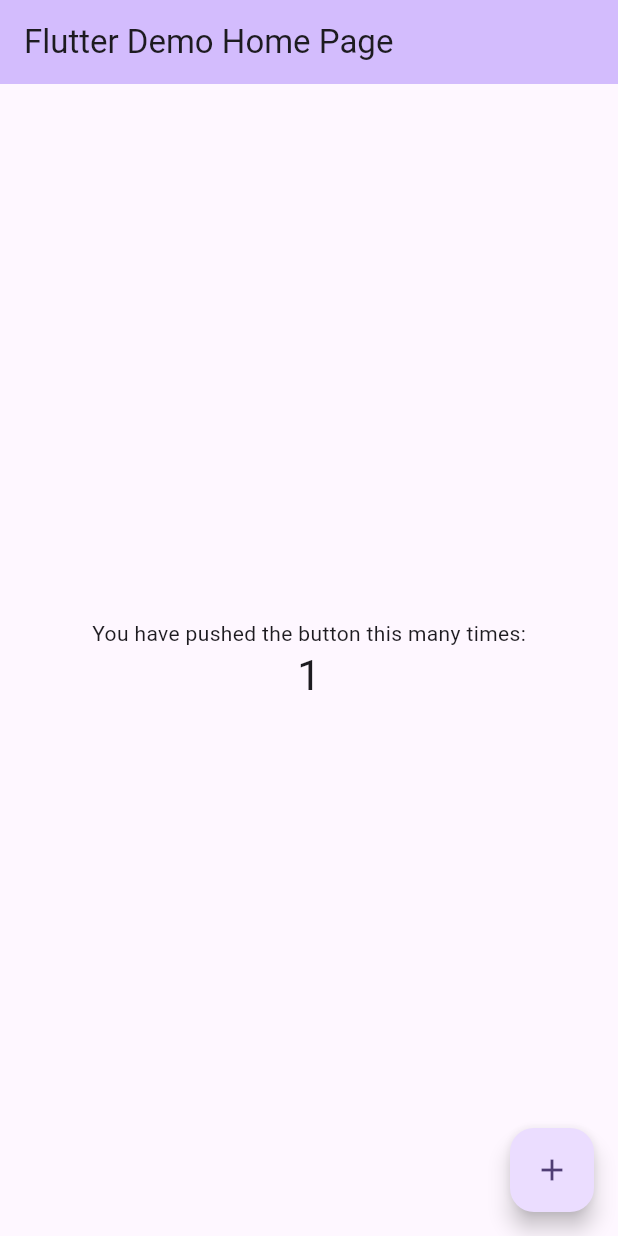
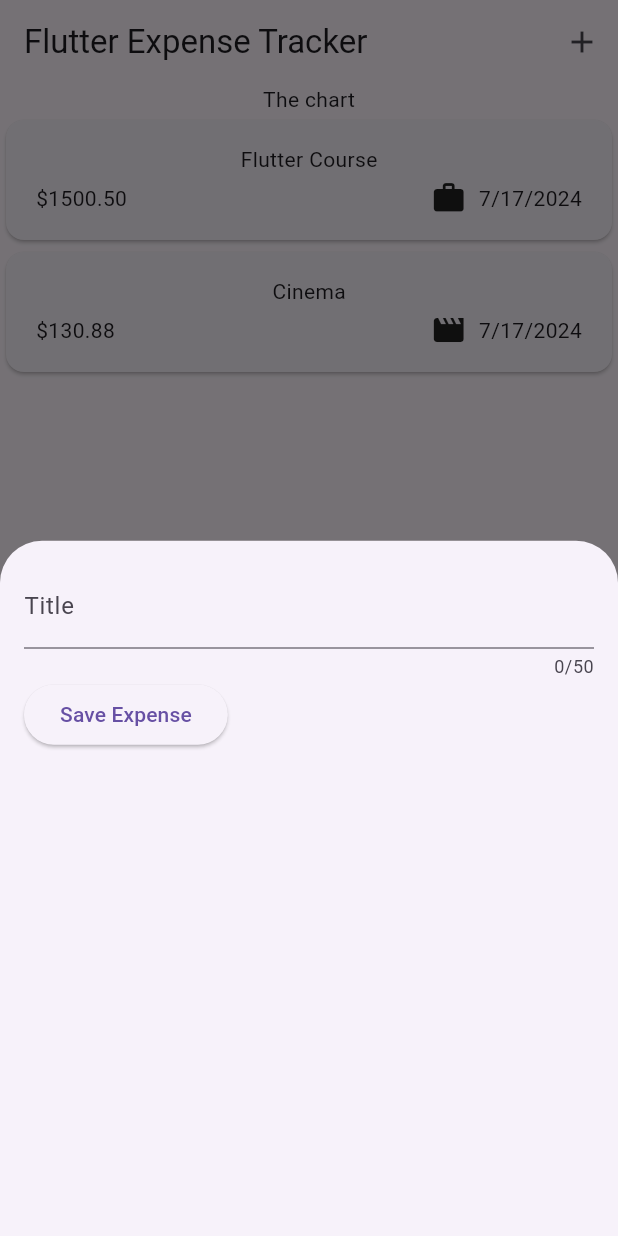
Before and after one commit to nanoosushi/expense-tracker-app, a Flutter app: the screen it shows after launch, after a tap on the "add" icon, on a phone screen of 412 x 824 dp. Run offline on Flutter 3.47's test engine with Material 3 defaults, Android fonts, the phone set to English and light mode, and no system bars.

Commit message:
adding expenses screen and new expense overlay

```diff
--- a/lib/main.dart
+++ b/lib/main.dart
@@ -1,125 +1,8 @@
+import 'package:expense_tracker_app/widgets/expenses.dart';
 import 'package:flutter/material.dart';
 
 void main() {
-  runApp(const MyApp());
+  runApp(const MaterialApp(
+    home: Expenses(),
+  ));
 }
-
-class MyApp extends StatelessWidget {
-  const MyApp({super.key});
-
-  // This widget is the root of your application.
-  @override
-  Widget build(BuildContext context) {
-    return MaterialApp(
-      title: 'Flutter Demo',
-      theme: ThemeData(
-        // This is the theme of your application.
-        //
-        // TRY THIS: Try running your application with "flutter run". You'll see
-        // the application has a purple toolbar. Then, without quitting the app,
-        // try changing the seedColor in the colorScheme below to Colors.green
-        // and then invoke "hot reload" (save your changes or press the "hot
-        // reload" button in a Flutter-supported IDE, or press "r" if you used
-        // the command line to start the app).
-        //
-        // Notice that the counter didn't reset back to zero; the application
-        // state is not lost during the reload. To reset the state, use hot
-        // restart instead.
-        //
-        // This works for code too, not just values: Most code changes can be
-        // tested with just a hot reload.
-        colorScheme: ColorScheme.fromSeed(seedColor: Colors.deepPurple),
-        useMaterial3: true,
-      ),
-      home: const MyHomePage(title: 'Flutter Demo Home Page'),
-    );
-  }
-}
-
-class MyHomePage extends StatefulWidget {
-  const MyHomePage({super.key, required this.title});
-
-  // This widget is the home page of your application. It is stateful, meaning
-  // that it has a State object (defined below) that contains fields that affect
-  // how it looks.
-
-  // This class is the configuration for the state. It holds the values (in this
-  // case the title) provided by the parent (in this case the App widget) and
-  // used by the build method of the State. Fields in a Widget subclass are
-  // always marked "final".
-
-  final String title;
-
-  @override
-  State<MyHomePage> createState() => _MyHomePageState();
-}
-
-class _MyHomePageState extends State<MyHomePage> {
-  int _counter = 0;
-
-  void _incrementCounter() {
-    setState(() {
-      // This call to setState tells the Flutter framework that something has
-      // changed in this State, which causes it to rerun the build method below
-      // so that the display can reflect the updated values. If we changed
-      // _counter without calling setState(), then the build method would not be
-      // called again, and so nothing would appear to happen.
-      _counter++;
-    });
-  }
-
-  @override
-  Widget build(BuildContext context) {
-    // This method is rerun every time setState is called, for instance as done
-    // by the _incrementCounter method above.
-    //
-    // The Flutter framework has been optimized to make rerunning build methods
-    // fast, so that you can just rebuild anything that needs updating rather
-    // than having to individually change instances of widgets.
-    return Scaffold(
-      appBar: AppBar(
-        // TRY THIS: Try changing the color here to a specific color (to
-        // Colors.amber, perhaps?) and trigger a hot reload to see the AppBar
-        // change color while the other colors stay the same.
-        backgroundColor: Theme.of(context).colorScheme.inversePrimary,
-        // Here we take the value from the MyHomePage object that was created by
-        // the App.build method, and use it to set our appbar title.
-        title: Text(widget.title),
-      ),
-      body: Center(
-        // Center is a layout widget. It takes a single child and positions it
-        // in the middle of the parent.
-        child: Column(
-          // Column is also a layout widget. It takes a list of children and
-          // arranges them vertically. By default, it sizes itself to fit its
-          // children horizontally, and tries to be as tall as its parent.
-          //
-          // Column has various properties to control how it sizes itself and
-          // how it positions its children. Here we use mainAxisAlignment to
-          // center the children vertically; the main axis here is the vertical
-          // axis because Columns are vertical (the cross axis would be
-          // horizontal).
-          //
-          // TRY THIS: Invoke "debug painting" (choose the "Toggle Debug Paint"
-          // action in the IDE, or press "p" in the console), to see the
-          // wireframe for each widget.
-          mainAxisAlignment: MainAxisAlignment.center,
-          children: <Widget>[
-            const Text(
-              'You have pushed the button this many times:',
-            ),
-            Text(
-              '$_counter',
-              style: Theme.of(context).textTheme.headlineMedium,
-            ),
-          ],
-        ),
-      ),
-      floatingActionButton: FloatingActionButton(
-        onPressed: _incrementCounter,
-        tooltip: 'Increment',
-        child: const Icon(Icons.add),
-      ), // This trailing comma makes auto-formatting nicer for build methods.
-    );
-  }
-}
--- /dev/null
+++ b/lib/models/expense.dart
@@ -0,0 +1,34 @@
+import 'package:flutter/material.dart';
+import 'package:uuid/uuid.dart';
+import 'package:intl/intl.dart';
+
+final formatter = DateFormat.yMd();
+
+const uuid = Uuid();
+
+enum Category { food, travel, leisure, work }
+
+const categoryIcons = {
+  Category.food: Icons.lunch_dining,
+  Category.travel: Icons.flight_takeoff,
+  Category.leisure: Icons.movie,
+  Category.work: Icons.work
+};
+
+class Expense {
+  Expense(
+      {required this.title,
+      required this.amount,
+      required this.date,
+      required this.category})
+      : id = uuid.v4();
+  final String id;
+  final String title;
+  final double amount;
+  final DateTime date;
+  final Category category;
+
+  String get formattedDate {
+    return formatter.format(date);
+  }
+}
--- /dev/null
+++ b/lib/widgets/expenses.dart
@@ -0,0 +1,57 @@
+import 'package:expense_tracker_app/widgets/expenses_list/expenses_list.dart';
+import 'package:expense_tracker_app/models/expense.dart';
+import 'package:expense_tracker_app/widgets/new_expense.dart';
+import 'package:flutter/material.dart';
+
+class Expenses extends StatefulWidget {
+  const Expenses({super.key});
+  @override
+  State<Expenses> createState() {
+    return _ExpensesState();
+  }
+}
+
+class _ExpensesState extends State<Expenses> {
+  final List<Expense> _registeredExpenses = [
+    Expense(
+      title: 'Flutter Course',
+      amount: 1500.50,
+      date: DateTime.now(),
+      category: Category.work,
+    ),
+    Expense(
+      title: 'Cinema',
+      amount: 130.88,
+      date: DateTime.now(),
+      category: Category.leisure,
+    )
+  ];
+
+  void _openExpenseOverlay() {
+    showModalBottomSheet(
+      context: context,
+      builder: (ctx) => const NewExpense(),
+    );
+  }
+
+  @override
+  Widget build(context) {
+    return Scaffold(
+      appBar: AppBar(
+        title: const Text('Flutter Expense Tracker'),
+        actions: [
+          IconButton(
+            onPressed: _openExpenseOverlay,
+            icon: const Icon(Icons.add),
+          ),
+        ],
+      ),
+      body: Column(
+        children: [
+          const Text('The chart'),
+          Expanded(child: ExpensesList(expenses: _registeredExpenses)),
+        ],
+      ),
+    );
+  }
+}
--- /dev/null
+++ b/lib/widgets/expenses_list/expense_item.dart
@@ -0,0 +1,39 @@
+import 'package:expense_tracker_app/models/expense.dart';
+import 'package:flutter/material.dart';
+
+class ExpenseItem extends StatelessWidget {
+  const ExpenseItem({super.key, required this.expense});
+  final Expense expense;
+  @override
+  Widget build(context) {
+    return Card(
+      child: Padding(
+        padding: const EdgeInsets.symmetric(vertical: 16, horizontal: 20),
+        child: Column(
+          children: [
+            Text(expense.title),
+            const SizedBox(
+              height: 4,
+            ),
+            Row(
+              children: [
+                Text(
+                  // 12.3648 -> 12.36 teo decimal place
+                  '\$${expense.amount.toStringAsFixed(2)}',
+                ),
+                const Spacer(), // take all remaining space
+                Row(
+                  children: [
+                    Icon(categoryIcons[expense.category]),
+                    const SizedBox(width: 8),
+                    Text(expense.formattedDate),
+                  ],
+                )
+              ],
+            ),
+          ],
+        ),
+      ),
+    );
+  }
+}
--- /dev/null
+++ b/lib/widgets/expenses_list/expenses_list.dart
@@ -0,0 +1,16 @@
+import 'package:expense_tracker_app/models/expense.dart';
+import 'package:expense_tracker_app/widgets/expenses_list/expense_item.dart';
+import 'package:flutter/material.dart';
+
+class ExpensesList extends StatelessWidget {
+  const ExpensesList({super.key, required this.expenses});
+  final List<Expense> expenses;
+
+  @override
+  Widget build(context) {
+    return ListView.builder(
+      itemCount: expenses.length,
+      itemBuilder: (context, index) => ExpenseItem(expense: expenses[index]),
+    );
+  }
+}
--- /dev/null
+++ b/lib/widgets/new_expense.dart
@@ -0,0 +1,49 @@
+import 'package:flutter/material.dart';
+
+class NewExpense extends StatefulWidget {
+  const NewExpense({super.key});
+  @override
+  State<NewExpense> createState() {
+    return _NewExpenseState();
+  }
+}
+
+class _NewExpenseState extends State<NewExpense> {
+  final _titleController = TextEditingController();
+
+  @override
+  void dispose() {
+    // dispose the controller otherwise it will take much device's memory
+    _titleController
+        .dispose(); // much reach out to controller before call super
+    super.dispose();
+  }
+
+  @override
+  Widget build(context) {
+    return Padding(
+      padding: const EdgeInsets.all(16),
+      child: Column(
+        children: [
+          TextField(
+            controller: _titleController,
+            maxLength: 50,
+            decoration: const InputDecoration(
+              label: Text('Title'),
+            ),
+          ),
+          Row(
+            children: [
+              ElevatedButton(
+                onPressed: () {
+                  print(_titleController.text);
+                },
+                child: const Text('Save Expense'),
+              )
+            ],
+          ),
+        ],
+      ),
+    );
+  }
+}
--- a/pubspec.yaml
+++ b/pubspec.yaml
@@ -35,6 +35,8 @@ dependencies:
   # The following adds the Cupertino Icons font to your application.
   # Use with the CupertinoIcons class for iOS style icons.
   cupertino_icons: ^1.0.6
+  uuid: ^4.4.2
+  intl: ^0.19.0
 
 dev_dependencies:
   flutter_test:
```
Also changed, not shown: pubspec.lock.
